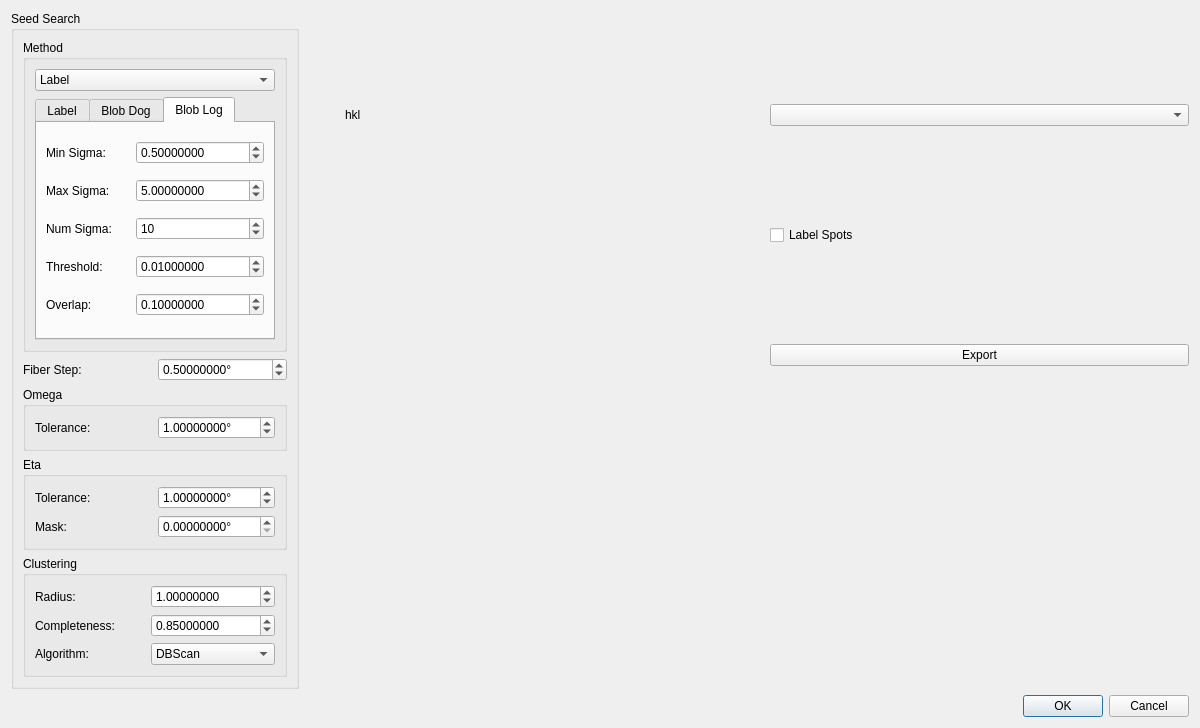
Old version of the form hexrd/ui/resources/ui/ome_maps_viewer_dialog.ui in the repository HEXRD/hexrdgui.
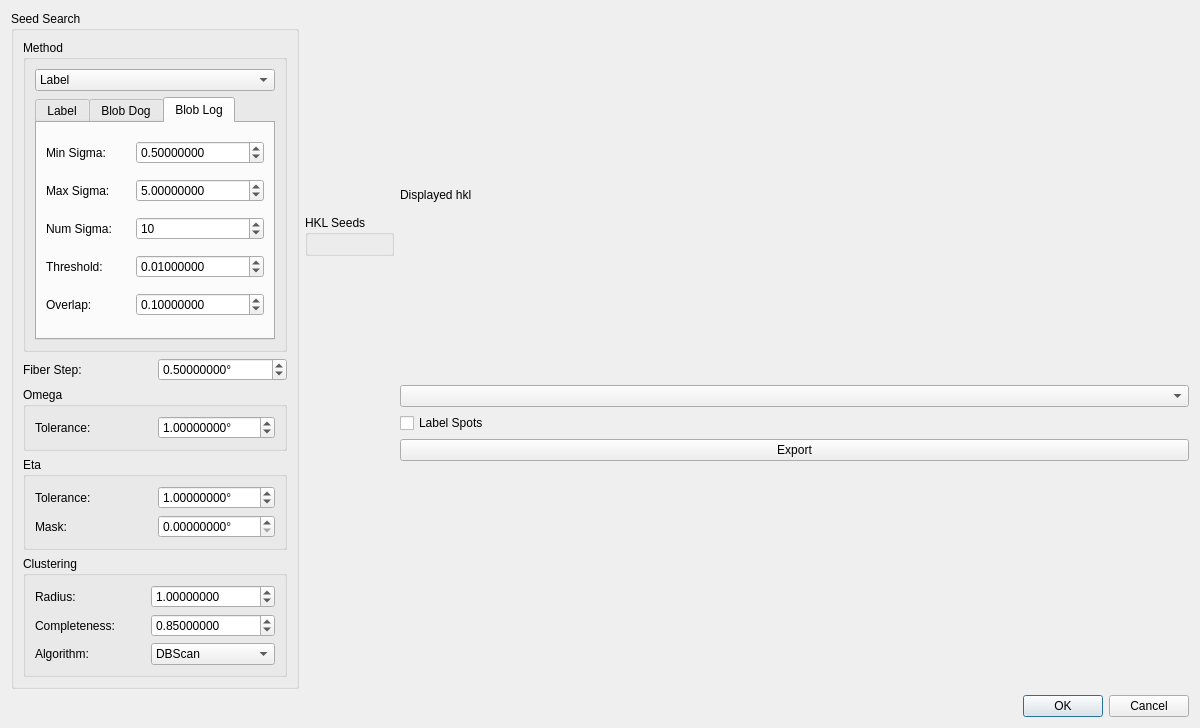
New version of the form. The open tabs and pages were chosen to show the change. Custom widgets are drawn as their Qt base class.

Commit message:
Add ability to select hkls in ome maps viewer
Previously, we were running the indexing with all hkls. This
allows the users to select the hkls they wish to use.

What changed in the file:
```diff
--- a/hexrd/ui/resources/ui/ome_maps_viewer_dialog.ui
+++ b/hexrd/ui/resources/ui/ome_maps_viewer_dialog.ui
@@ -675,49 +675,6 @@
    </item>
    <item row="0" column="2" rowspan="2">
     <layout class="QGridLayout" name="grid_layout">
-     <item row="0" column="2">
-      <widget class="QComboBox" name="active_hkl">
-       <property name="sizePolicy">
-        <sizepolicy hsizetype="Preferred" vsizetype="Fixed">
-         <horstretch>0</horstretch>
-         <verstretch>0</verstretch>
-        </sizepolicy>
-       </property>
-      </widget>
-     </item>
-     <item row="0" column="1">
-      <widget class="QLabel" name="active_hkl_label">
-       <property name="text">
-        <string>hkl</string>
-       </property>
-      </widget>
-     </item>
-     <item row="6" column="2">
-      <widget class="QPushButton" name="export_button">
-       <property name="text">
-        <string>Export</string>
-       </property>
-       <property name="autoDefault">
-        <bool>false</bool>
-       </property>
-      </widget>
-     </item>
-     <item row="0" column="0">
-      <spacer name="horizontalSpacer">
-       <property name="orientation">
-        <enum>Qt::Horizontal</enum>
-       </property>
-       <property name="sizeType">
-        <enum>QSizePolicy::Fixed</enum>
-       </property>
-       <property name="sizeHint" stdset="0">
-        <size>
-         <width>40</width>
-         <height>20</height>
-        </size>
-       </property>
-      </spacer>
-     </item>
      <item row="2" column="2">
       <widget class="QCheckBox" name="label_spots">
        <property name="layoutDirection">
@@ -728,6 +685,57 @@
        </property>
       </widget>
      </item>
+     <item row="3" column="2">
+      <widget class="QPushButton" name="export_button">
+       <property name="text">
+        <string>Export</string>
+       </property>
+       <property name="autoDefault">
+        <bool>false</bool>
+       </property>
+      </widget>
+     </item>
+     <item row="0" column="0" rowspan="4">
+      <layout class="QVBoxLayout" name="color_map_editor_layout"/>
+     </item>
+     <item row="1" column="2">
+      <widget class="QComboBox" name="active_hkl">
+       <property name="sizePolicy">
+        <sizepolicy hsizetype="Preferred" vsizetype="Fixed">
+         <horstretch>0</horstretch>
+         <verstretch>0</verstretch>
+        </sizepolicy>
+       </property>
+      </widget>
+     </item>
+     <item row="0" column="2">
+      <widget class="QLabel" name="active_hkl_label">
+       <property name="text">
+        <string>Displayed hkl</string>
+       </property>
+       <property name="alignment">
+        <set>Qt::AlignLeading|Qt::AlignLeft|Qt::AlignVCenter</set>
+       </property>
+      </widget>
+     </item>
+     <item row="0" column="1" rowspan="4">
+      <widget class="QGroupBox" name="select_hkls_group">
+       <property name="sizePolicy">
+        <sizepolicy hsizetype="Fixed" vsizetype="Fixed">
+         <horstretch>0</horstretch>
+         <verstretch>0</verstretch>
+        </sizepolicy>
+       </property>
+       <property name="title">
+        <string>HKL Seeds</string>
+       </property>
+       <layout class="QVBoxLayout" name="verticalLayout">
+        <item>
+         <layout class="QVBoxLayout" name="select_hkls_widget_layout"/>
+        </item>
+       </layout>
+      </widget>
+     </item>
     </layout>
    </item>
   </layout>
```
Left out of the diff: 8 changed lines with no effect on the pictures. The commit also changes 4 other files.
